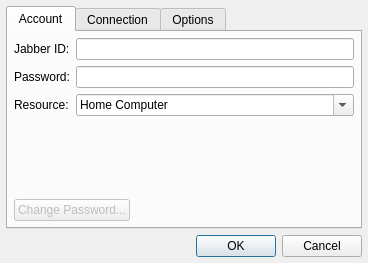
codebutler/synapse, file src/Synapse.QtClient/qt-gui/EditAccountDialog.ui: the form before one commit.
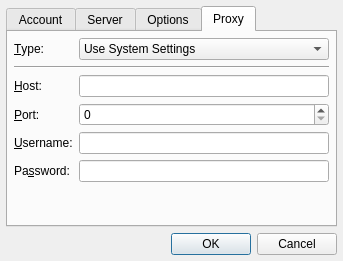
The form after the commit.

Patch:
```diff
--- a/src/Synapse.QtClient/qt-gui/EditAccountDialog.ui
+++ b/src/Synapse.QtClient/qt-gui/EditAccountDialog.ui
@@ -1,12 +1,12 @@
 <ui version="4.0" >
  <class>EditAccountDialog</class>
- <widget class="QDialog" name="EditAccountDialog" >
-  <property name="geometry" >
+ <widget class="QDialog" name="EditAccountDialog">
+  <property name="geometry">
    <rect>
     <x>0</x>
     <y>0</y>
-    <width>368</width>
-    <height>263</height>
+    <width>343</width>
+    <height>261</height>
    </rect>
   </property>
   <property name="windowTitle" >
@@ -24,8 +24,8 @@
      <property name="enabled" >
       <bool>true</bool>
      </property>
-     <property name="currentIndex" >
-      <number>0</number>
+     <property name="currentIndex">
+      <number>3</number>
      </property>
      <widget class="QWidget" name="tab" >
       <attribute name="title" >
@@ -139,9 +139,9 @@
        </item>
       </layout>
      </widget>
-     <widget class="QWidget" name="tab_4" >
-      <attribute name="title" >
-       <string>Connection</string>
+     <widget class="QWidget" name="tab_4">
+      <attribute name="title">
+       <string>Server</string>
       </attribute>
       <layout class="QVBoxLayout" name="verticalLayout_3" >
        <property name="margin" >
@@ -239,7 +239,169 @@
          <property name="orientation" >
           <enum>Qt::Vertical</enum>
          </property>
-         <property name="sizeHint" stdset="0" >
+         <property name="sizeHint" stdset="0">
+          <size>
+           <width>20</width>
+           <height>40</height>
+          </size>
+         </property>
+        </spacer>
+       </item>
+      </layout>
+     </widget>
+     <widget class="QWidget" name="tab_3">
+      <attribute name="title">
+       <string>Proxy</string>
+      </attribute>
+      <layout class="QVBoxLayout" name="verticalLayout_5">
+       <property name="margin">
+        <number>6</number>
+       </property>
+       <item>
+        <layout class="QFormLayout" name="formLayout_3">
+         <property name="fieldGrowthPolicy">
+          <enum>QFormLayout::AllNonFixedFieldsGrow</enum>
+         </property>
+         <property name="bottomMargin">
+          <number>0</number>
+         </property>
+         <item row="0" column="0">
+          <widget class="QLabel" name="label_9">
+           <property name="text">
+            <string>&amp;Type:</string>
+           </property>
+           <property name="buddy">
+            <cstring>comboBox</cstring>
+           </property>
+          </widget>
+         </item>
+         <item row="0" column="1">
+          <widget class="QComboBox" name="comboBox">
+           <item>
+            <property name="text">
+             <string>Use System Settings</string>
+            </property>
+           </item>
+           <item>
+            <property name="text">
+             <string>No Proxy</string>
+            </property>
+           </item>
+           <item>
+            <property name="text">
+             <string>HTTP</string>
+            </property>
+           </item>
+           <item>
+            <property name="text">
+             <string>SOCKS4</string>
+            </property>
+           </item>
+           <item>
+            <property name="text">
+             <string>SOCKS5</string>
+            </property>
+           </item>
+          </widget>
+         </item>
+         <item row="2" column="0">
+          <widget class="QLabel" name="proxyHostLabel">
+           <property name="enabled">
+            <bool>true</bool>
+           </property>
+           <property name="text">
+            <string>&amp;Host:</string>
+           </property>
+           <property name="buddy">
+            <cstring>proxyHostLineEdit</cstring>
+           </property>
+          </widget>
+         </item>
+         <item row="2" column="1">
+          <widget class="QLineEdit" name="proxyHostLineEdit">
+           <property name="enabled">
+            <bool>true</bool>
+           </property>
+          </widget>
+         </item>
+         <item row="3" column="0">
+          <widget class="QLabel" name="proxyPortLabel">
+           <property name="enabled">
+            <bool>true</bool>
+           </property>
+           <property name="text">
+            <string>&amp;Port:</string>
+           </property>
+           <property name="buddy">
+            <cstring>proxyPortSpinBox</cstring>
+           </property>
+          </widget>
+         </item>
+         <item row="3" column="1">
+          <widget class="QSpinBox" name="proxyPortSpinBox">
+           <property name="enabled">
+            <bool>true</bool>
+           </property>
+           <property name="maximum">
+            <number>66666</number>
+           </property>
+          </widget>
+         </item>
+         <item row="4" column="0">
+          <widget class="QLabel" name="proxyUserLabel">
+           <property name="enabled">
+            <bool>true</bool>
+           </property>
+           <property name="text">
+            <string>&amp;Username:</string>
+           </property>
+           <property name="buddy">
+            <cstring>proxyUserLineEdit</cstring>
+           </property>
+          </widget>
+         </item>
+         <item row="4" column="1">
+          <widget class="QLineEdit" name="proxyUserLineEdit">
+           <property name="enabled">
+            <bool>true</bool>
+           </property>
+          </widget>
+         </item>
+         <item row="5" column="0">
+          <widget class="QLabel" name="proxyPassLabel">
+           <property name="enabled">
+            <bool>true</bool>
+           </property>
+           <property name="text">
+            <string>Pa&amp;ssword:</string>
+           </property>
+           <property name="buddy">
+            <cstring>proxyPassLineEdit</cstring>
+           </property>
+          </widget>
+         </item>
+         <item row="5" column="1">
+          <widget class="QLineEdit" name="proxyPassLineEdit">
+           <property name="enabled">
+            <bool>true</bool>
+           </property>
+          </widget>
+         </item>
+         <item row="1" column="0" colspan="2">
+          <widget class="Line" name="line">
+           <property name="orientation">
+            <enum>Qt::Horizontal</enum>
+           </property>
+          </widget>
+         </item>
+        </layout>
+       </item>
+       <item>
+        <spacer name="verticalSpacer_4">
+         <property name="orientation">
+          <enum>Qt::Vertical</enum>
+         </property>
+         <property name="sizeHint" stdset="0">
           <size>
            <width>20</width>
            <height>40</height>
```
Left out of the diff: 171 changed lines with no effect on the pictures.
